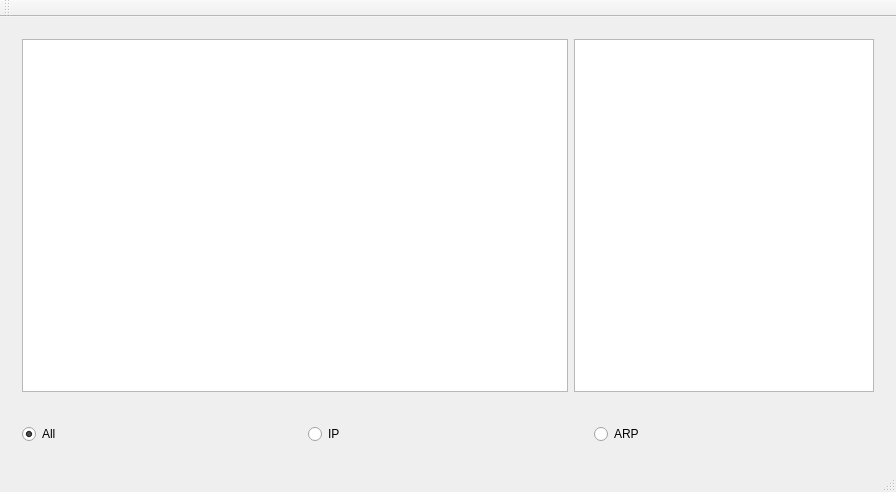
kavaliou/Sniffer, file mainwindow.ui: the form before one commit.
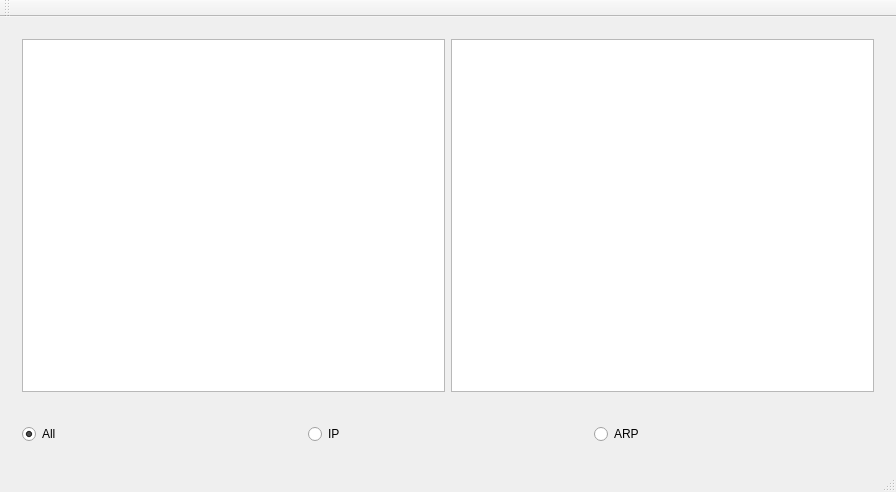
The form after the commit.

```diff
--- a/mainwindow.ui
+++ b/mainwindow.ui
@@ -30,12 +30,18 @@
        </item>
        <item>
         <widget class="QTextEdit" name="textEdit">
+         <property name="enabled">
+          <bool>true</bool>
+         </property>
          <property name="maximumSize">
           <size>
-           <width>300</width>
+           <width>500</width>
            <height>16777215</height>
           </size>
          </property>
+         <property name="readOnly">
+          <bool>true</bool>
+         </property>
         </widget>
        </item>
       </layout>
```
